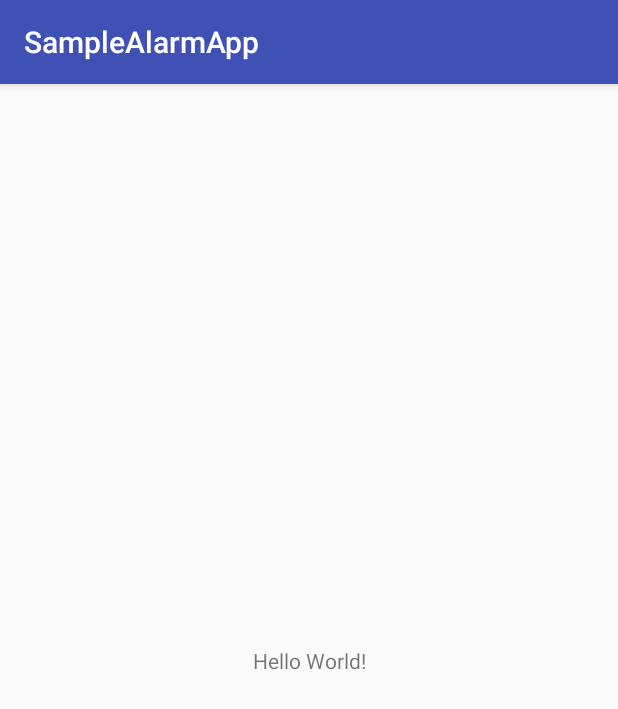
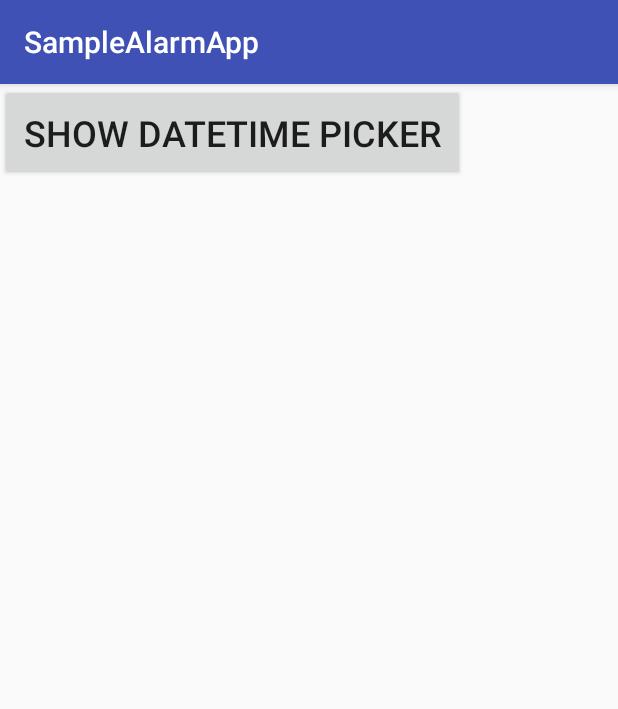
Before and after one commit to pritamhinger/AndroidCalendarEvent, an Android app: the screen it shows after launch (MainActivity), on a phone screen of 412 x 824 dp. Shown: the top 709 px of the screen. Run offline under Robolectric (Android 15) with nearby library versions, the phone set to English and light mode, and no system bars; libraries missing offline, so code that uses them is left out: com.wdullaer.materialdatetimepicker.

Commit message:
Add Material DateTime Picker Depedency. Add Date and Time Picker Dialog and hooked events to capture date and time.

```diff
--- a/app/build.gradle
+++ b/app/build.gradle
@@ -22,6 +22,7 @@ dependencies {
     implementation fileTree(dir: 'libs', include: ['*.jar'])
     implementation 'com.android.support:appcompat-v7:26.1.0'
     implementation 'com.android.support.constraint:constraint-layout:1.0.2'
+    compile 'com.wdullaer:materialdatetimepicker:3.4.0'
     testImplementation 'junit:junit:4.12'
     androidTestImplementation 'com.android.support.test:runner:1.0.1'
     androidTestImplementation 'com.android.support.test.espresso:espresso-core:3.0.1'
--- a/app/src/main/java/com/appdevelapp/samplealarmapp/MainActivity.java
+++ b/app/src/main/java/com/appdevelapp/samplealarmapp/MainActivity.java
@@ -1,13 +1,103 @@
 package com.appdevelapp.samplealarmapp;
 
+import android.content.DialogInterface;
+import android.os.Bundle;
 import android.support.v7.app.AppCompatActivity;
-import android.os.Bundle;
+import android.util.Log;
+import android.view.View;
+import android.widget.Button;
 
-public class MainActivity extends AppCompatActivity {
+import com.wdullaer.materialdatetimepicker.date.DatePickerDialog;
+import com.wdullaer.materialdatetimepicker.time.TimePickerDialog;
+
+import java.util.Calendar;
+
+public class MainActivity extends AppCompatActivity implements DatePickerDialog.OnDateSetListener, TimePickerDialog.OnTimeSetListener {
+
+    private static final String CLASS_TAG = MainActivity.class.getSimpleName();
+
+    Button mshowDateTimeDialogButton;
+
+    int year;
+    int month;
+    int day;
+    int hour;
+    int minute;
 
     @Override
     protected void onCreate(Bundle savedInstanceState) {
         super.onCreate(savedInstanceState);
         setContentView(R.layout.activity_main);
+
+        mshowDateTimeDialogButton = findViewById(R.id.btn_show_dateTimePicker);
+        mshowDateTimeDialogButton.setOnClickListener(new View.OnClickListener() {
+            @Override
+            public void onClick(View v) {
+                Log.d(CLASS_TAG, "Button Clicked");
+                showDatePickerDialog();
+            }
+        });
+    }
+
+    private void showDatePickerDialog() {
+        Calendar now = Calendar.getInstance();
+        final DatePickerDialog datePickerDialog = DatePickerDialog.newInstance(
+                MainActivity.this,
+                now.get(Calendar.YEAR),
+                now.get(Calendar.MONTH),
+                now.get(Calendar.DAY_OF_MONTH));
+
+        datePickerDialog.show(getFragmentManager(), "Date Picker");
+
+        datePickerDialog.setOnCancelListener(new DialogInterface.OnCancelListener() {
+            @Override
+            public void onCancel(DialogInterface dialog) {
+                year = 0;
+                month = -1;
+                day = 0;
+            }
+        });
+    }
+
+    private void showTimePickerDialog(){
+        Calendar now = Calendar.getInstance();
+        TimePickerDialog timePickerDialog = TimePickerDialog.newInstance(MainActivity.this,
+                now.get(Calendar.HOUR),
+                now.get(Calendar.MINUTE),
+                true);
+
+        timePickerDialog.show(getFragmentManager(), "Time Picker");
+
+        timePickerDialog.setOnCancelListener(new DialogInterface.OnCancelListener() {
+            @Override
+            public void onCancel(DialogInterface dialog) {
+                showDatePickerDialog();
+            }
+        });
+    }
+
+
+
+    @Override
+    public void onDateSet(DatePickerDialog view, int year, int monthOfYear, int dayOfMonth) {
+        String date = "You picked the following date: "+dayOfMonth+"/"+(monthOfYear+1)+"/"+year;
+        Log.d(CLASS_TAG, "Selected Date is : " + date);
+        this.year = year;
+        this.month = monthOfYear;
+        this.day = dayOfMonth;
+        showTimePickerDialog();
+    }
+
+    @Override
+    public void onTimeSet(TimePickerDialog view, int hourOfDay, int minute, int second) {
+        String time = "You picked the following time: "+hourOfDay+"h"+minute+"m"+second;
+        Log.d(CLASS_TAG, "Selected Date is : " + time);
+        this.hour = hourOfDay;
+        this.minute = minute;
+        setAlarm();
+    }
+
+    private void setAlarm(){
+        Log.d(CLASS_TAG, "Setting Alarm");
     }
 }
--- a/app/src/main/res/layout/activity_main.xml
+++ b/app/src/main/res/layout/activity_main.xml
@@ -1,18 +1,17 @@
 <?xml version="1.0" encoding="utf-8"?>
-<android.support.constraint.ConstraintLayout xmlns:android="http://schemas.android.com/apk/res/android"
+<LinearLayout xmlns:android="http://schemas.android.com/apk/res/android"
     xmlns:app="http://schemas.android.com/apk/res-auto"
     xmlns:tools="http://schemas.android.com/tools"
     android:layout_width="match_parent"
     android:layout_height="match_parent"
     tools:context="com.appdevelapp.samplealarmapp.MainActivity">
 
-    <TextView
+    <Button
+        android:id="@+id/btn_show_dateTimePicker"
         android:layout_width="wrap_content"
         android:layout_height="wrap_content"
-        android:text="Hello World!"
-        app:layout_constraintBottom_toBottomOf="parent"
-        app:layout_constraintLeft_toLeftOf="parent"
-        app:layout_constraintRight_toRightOf="parent"
-        app:layout_constraintTop_toTopOf="parent" />
+        android:padding="16dp"
+        android:text="Show DateTime Picker"
+        android:textSize="24sp" />
 
-</android.support.constraint.ConstraintLayout>
+</LinearLayout>
```
